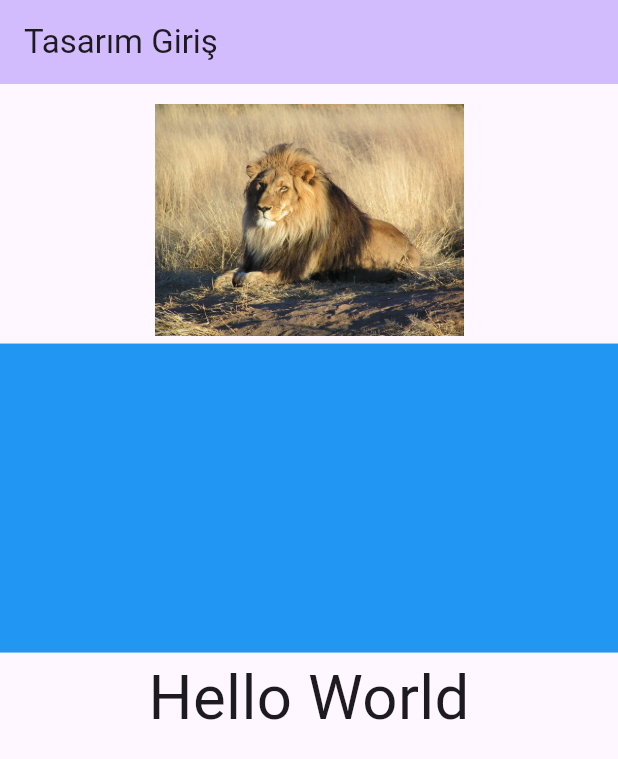
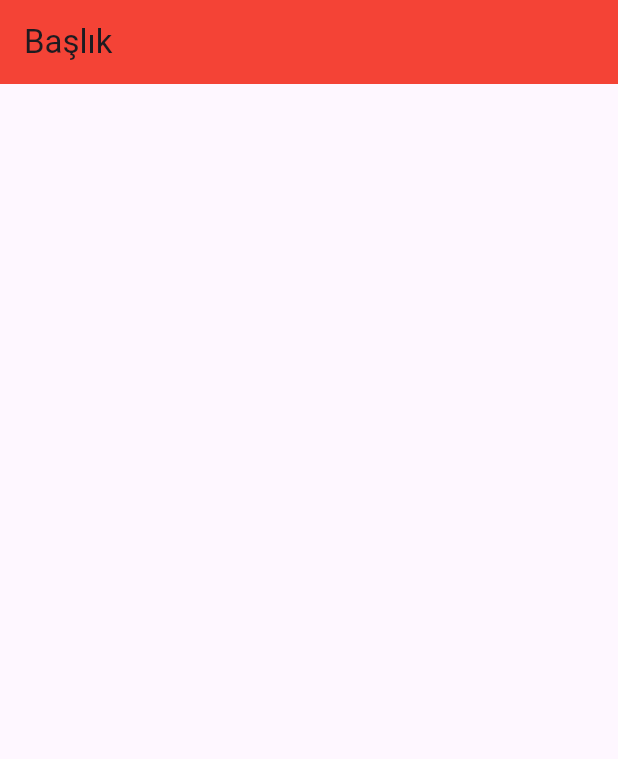
Before and after one commit to SERENGOKYILDIZ/FLUTTER_ANDROID_DESIGN, a Flutter app: the screen it shows after launch, on a phone screen of 412 x 824 dp. Shown: the top 759 px of the screen. Run offline on Flutter 3.47's test engine with Material 3 defaults, Android fonts, the phone set to English and light mode, and no system bars.

Commit message:
Learned creating a new page with writing stful, changing appbar's color

```diff
--- a/lib/main.dart
+++ b/lib/main.dart
@@ -15,7 +15,8 @@ class MyApp extends StatelessWidget {
       theme: ThemeData(
         colorScheme: ColorScheme.fromSeed(seedColor: Colors.deepPurple),
       ),
-      home: const MyHomePage(title: 'Tasarım Giriş'),
+      // home: const MyHomePage(title: 'Tasarım Giriş'),      //-> Bu eski olana yönlendiriyor
+      home: const AnaSayfa(),
     );
   }
 }
@@ -32,37 +33,42 @@ class _MyHomePageState extends State<MyHomePage> {
   @override
   Widget build(BuildContext context) {
 
-    /// Ekran oranını bulmak için ekledik
-    var ekranBilgisi = MediaQuery.of(context);
-    final double ekranYuksekligi = ekranBilgisi.size.height;
-    final double ekranGenisligi = ekranBilgisi.size.width;
-
     return Scaffold(
       appBar: AppBar(
         backgroundColor: Theme.of(context).colorScheme.inversePrimary,
         title: Text(widget.title),
       ),
-      /**
-       * ALT + ENTER: belirli bir widget'in üzerine bu kombinasyonu yaparsak
-       * pratik bir şekilde özellikler ekleyebiliriz.
-       * */
       body:
         Center(
-          child: Column(
-            children: [
-              Padding(
-                padding: EdgeInsets.only(top:ekranYuksekligi/100),
-                child: SizedBox(
-                    width: ekranGenisligi/2,
-                    height: ekranYuksekligi/5,
-                    child: Image.asset("resimler/aslan.jpg"),
-                ),
-              ),
-              Container(width: ekranGenisligi, height: ekranYuksekligi/4, color: Colors.blue),
-              Text("Hello World", style: TextStyle(fontSize: ekranGenisligi/10),)
-            ],
-          ),
         )
       );
   }
 }
+
+
+
+/**
+ * NOT: stful yazıp tab yazarsak yeni bir sayfa tasarımı eklenir.
+ * NOT: Scaffold ile tasarım yapılır.
+ * */
+class AnaSayfa extends StatefulWidget {
+  const AnaSayfa({super.key});
+
+  @override
+  State<AnaSayfa> createState() => _AnaSayfaState();
+}
+
+class _AnaSayfaState extends State<AnaSayfa> {
+  @override
+  Widget build(BuildContext context) {
+    return Scaffold(
+      appBar: AppBar(
+        title: Text("Başlık"),
+        backgroundColor: Colors.red,
+      ),
+      body: Center(
+
+      ),
+    );
+  }
+}
```
